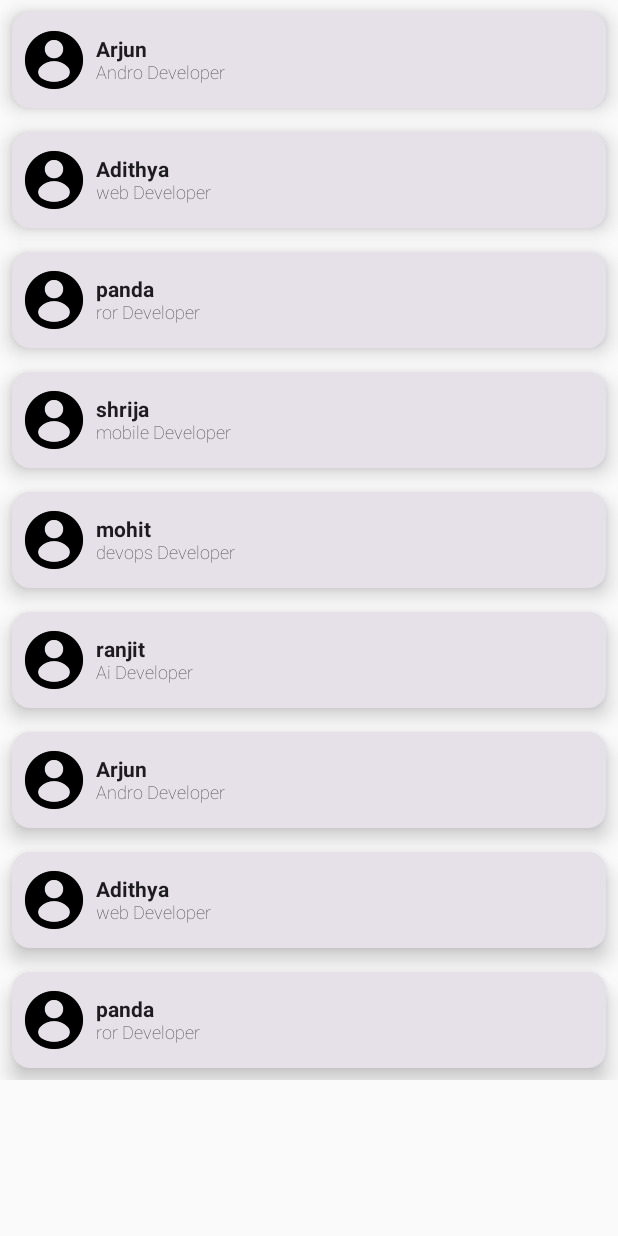
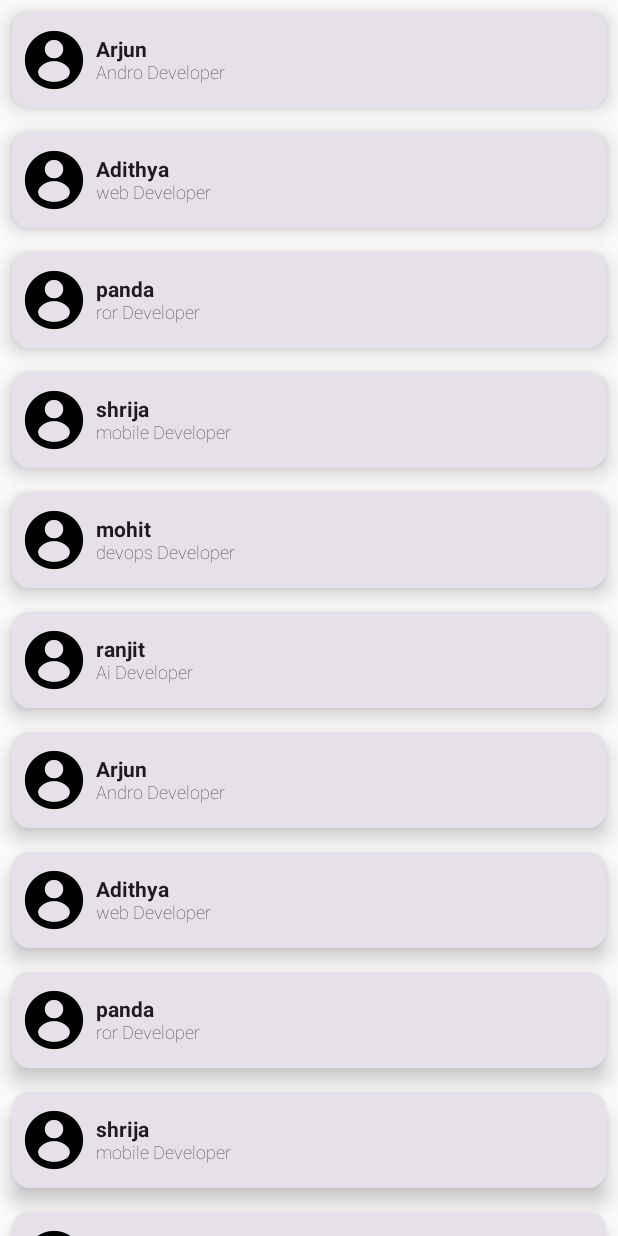
Before and after one commit to arjun98k/composeintro, an Android app built with Jetpack Compose: the screen it shows after launch (MainActivity), on a phone screen of 412 x 824 dp. Run offline under Robolectric (Android 15) with nearby library versions, the phone set to English and light mode, and no system bars.

Commit message:
compose intro

```diff
--- a/app/src/main/java/com/example/composeintro/Screen.kt
+++ b/app/src/main/java/com/example/composeintro/Screen.kt
@@ -62,6 +62,12 @@ var list = mutableListOf<Category>()
     list.add(Category(img = R.drawable.contacticon, title = "Arjun", subtitle = "Andro Developer"))
     list.add(Category(img = R.drawable.contacticon, title = "Adithya", subtitle = "web Developer"))
     list.add(Category(img = R.drawable.contacticon, title = "panda", subtitle = "ror Developer"))
-
+    list.add(Category(img = R.drawable.contacticon, title = "shrija", subtitle = "mobile Developer"))
+    list.add(Category(img = R.drawable.contacticon, title = "mohit", subtitle = "devops Developer"))
+    list.add(Category(img = R.drawable.contacticon, title = "ranjit", subtitle = "Ai Developer"))
+    list.add(Category(img = R.drawable.contacticon, title = "Arjun", subtitle = "Andro Developer"))
+    list.add(Category(img = R.drawable.contacticon, title = "Adithya", subtitle = "web Developer"))
+    list.add(Category(img = R.drawable.contacticon, title = "panda", subtitle = "ror Developer"))
+    list.add(Category(img = R.drawable.contacticon, title = "shrija", subtitle = "mobile Developer"))
     return list
 }
```
